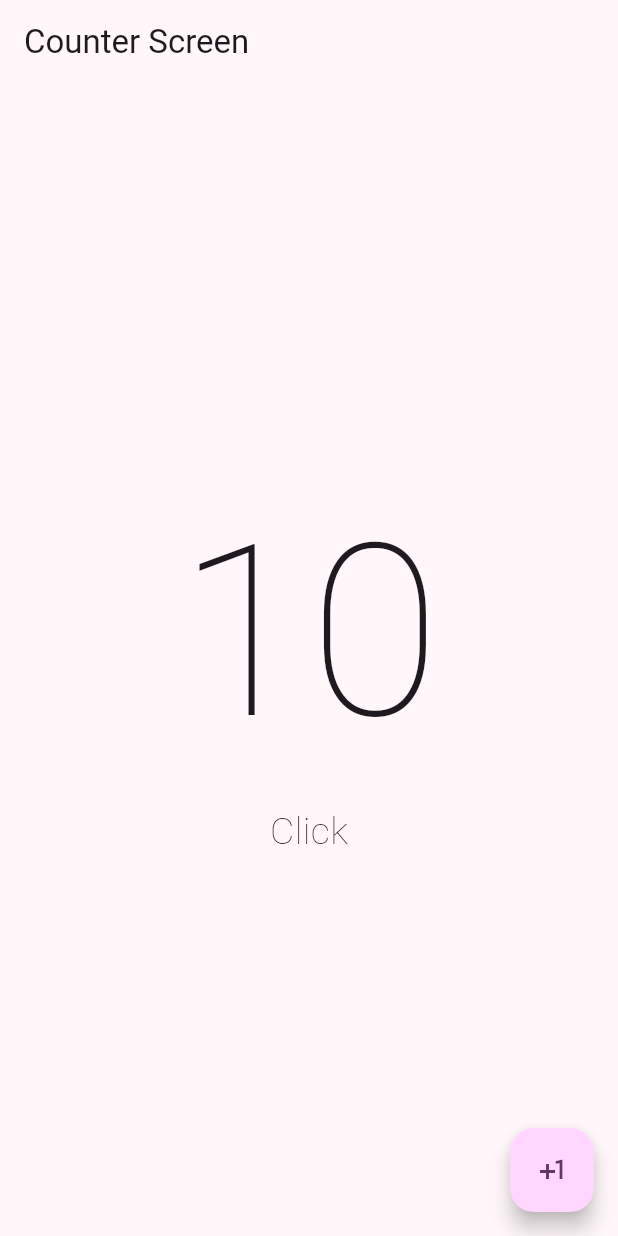
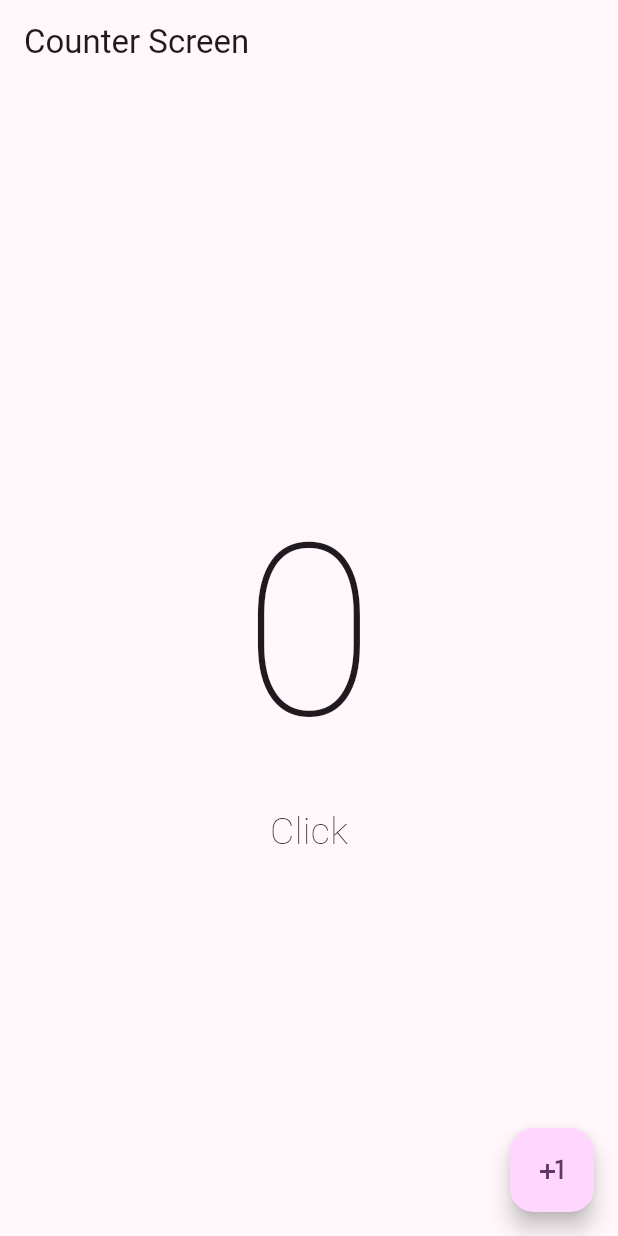
Before and after one commit to FranciscoPS/flutter-basics, a Flutter app: the screen it shows after launch, on a phone screen of 412 x 824 dp. Run offline on Flutter 3.47's test engine with Material 2 defaults, Android fonts, the phone set to English and light mode, and no system bars.

Commit message:
57. Cambiar el estado de la aplicacion

```diff
--- a/lib/presentation/screens/counter_screen.dart
+++ b/lib/presentation/screens/counter_screen.dart
@@ -1,8 +1,17 @@
 import 'package:flutter/material.dart';
 
-// Basicamente es la estructura por defecto de un Widget
-class CounterScreen extends StatelessWidget {
+// El StatefulWidget nos permite manejar estado
+class CounterScreen extends StatefulWidget {
   const CounterScreen({super.key});
+
+  @override
+  State<CounterScreen> createState() => _CounterScreenState();
+}
+
+// El StatelessWidget NO PERMITE CAMBIAR ESTADO, son Widgets completamente fijos
+// La siguiente forma nos permite heredar de un StatefulWidget, el cual ya nos permite usar estado
+class _CounterScreenState extends State<CounterScreen> {
+  int clickCounter = 0;
 
   @override
   Widget build(BuildContext context) {
@@ -10,16 +19,17 @@ class CounterScreen extends StatelessWidget {
       appBar: AppBar(
         title: const Text('Counter Screen'),
       ),
-      body: const Center(
+      body: Center(
         child: Column(
           // El mainAxisAlignment ayuda a centrar la columna
           mainAxisAlignment: MainAxisAlignment.center,
           children: [
             Text(
-              '10',
-              style: TextStyle(fontSize: 160, fontWeight: FontWeight.w100),
+              '$clickCounter',
+              style:
+                  const TextStyle(fontSize: 160, fontWeight: FontWeight.w100),
             ),
-            Text(
+            const Text(
               'Click',
               style: TextStyle(fontSize: 25, fontWeight: FontWeight.w100),
             )
@@ -27,7 +37,12 @@ class CounterScreen extends StatelessWidget {
         ),
       ),
       floatingActionButton: FloatingActionButton(
-        onPressed: () {},
+        onPressed: () {
+          // Con el state, nos permite actualizar el estado de la aplicación y por ende vuelve a renderizar este widget
+          setState(() {
+            clickCounter++;
+          });
+        },
         child: const Icon(Icons.plus_one),
       ),
     );
```
